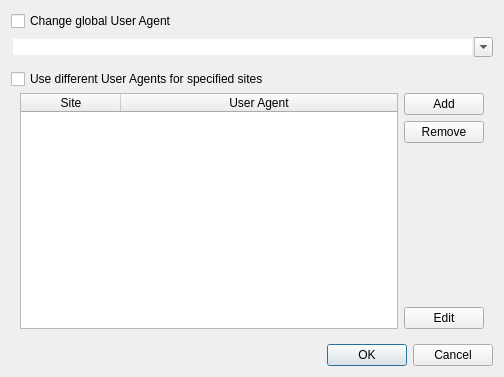
Old version of the form src/lib/preferences/useragentdialog.ui in the repository KDE/falkon.
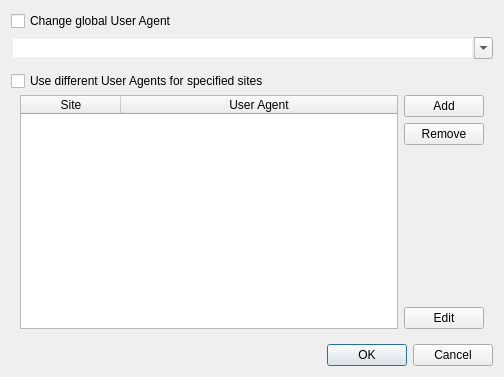
New version of the form.

Commit message: Fix UserAgent dialog window / ComboBox sizePolicy

Diff of the .ui file:
```diff
--- a/src/lib/preferences/useragentdialog.ui
+++ b/src/lib/preferences/useragentdialog.ui
@@ -27,7 +27,7 @@
       <bool>true</bool>
      </property>
      <property name="sizeAdjustPolicy">
-      <enum>QComboBox::AdjustToMinimumContentsLength</enum>
+      <enum>QComboBox::AdjustToMinimumContentsLengthWithIcon</enum>
      </property>
      <property name="frame">
       <bool>false</bool>
```
